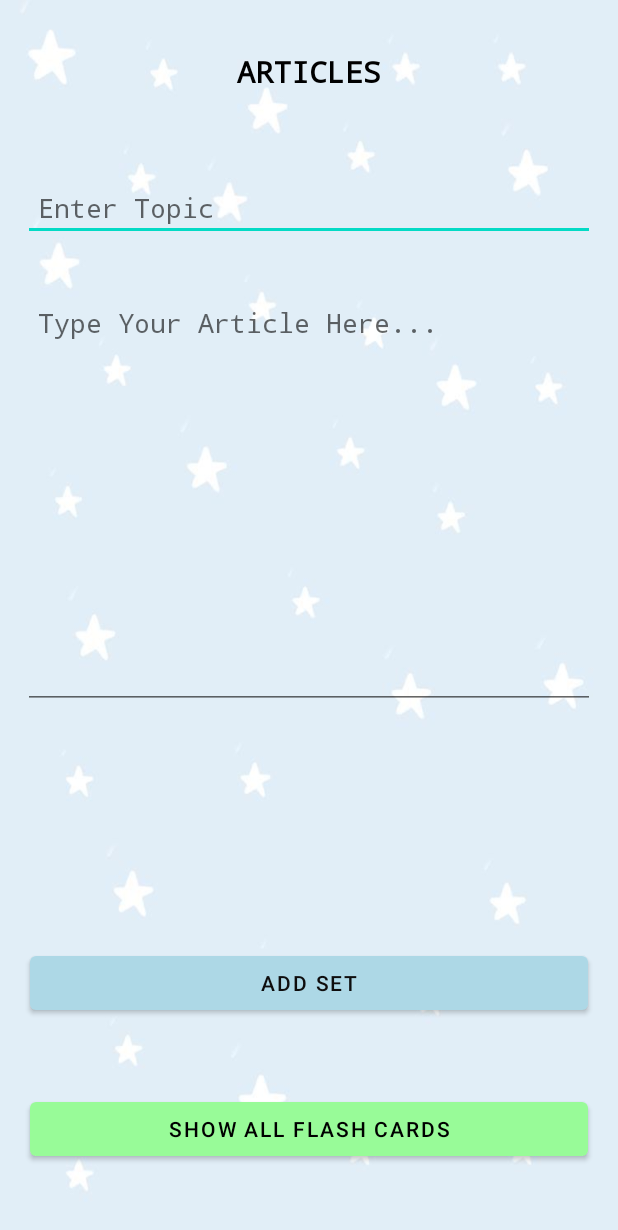
After one commit to pramoda99/White-Light-Health-Service, an Android app: the layout activity_add_article_main.xml on its own in the app's theme, with its tools: preview values and no code run, on a phone screen of 412 x 824 dp. The commit adds this screen. Shown: the top 1230 px of the screen. Run offline under Robolectric (Android 15) with nearby library versions, the phone set to English and light mode, and no system bars.

Commit message:
update add article page

```diff
--- a/app/src/main/java/com/example/study_with_teddy/GFlashCardsMain.java
+++ b/app/src/main/java/com/example/study_with_teddy/GFlashCardsMain.java
@@ -29,7 +29,7 @@ public class GFlashCardsMain extends AppCompatActivity {
     @Override
     protected void onCreate(Bundle savedInstanceState) {
         super.onCreate(savedInstanceState);
-        setContentView(R.layout.activity_cflash_cards_main);
+        setContentView(R.layout.activity_add_article_main);
 
         mTitle = findViewById(R.id.edit_title);
         mDesc = findViewById(R.id.edit_desc);
--- /dev/null
+++ b/app/src/main/res/layout/activity_add_article_main.xml
@@ -0,0 +1,92 @@
+<?xml version="1.0" encoding="utf-8"?>
+<androidx.constraintlayout.widget.ConstraintLayout xmlns:android="http://schemas.android.com/apk/res/android"
+    xmlns:app="http://schemas.android.com/apk/res-auto"
+    xmlns:tools="http://schemas.android.com/tools"
+    android:layout_width="match_parent"
+    android:layout_height="match_parent"
+    android:background="@drawable/wallpapernew"
+    tools:context=".CFlashCardsMain">
+
+
+    <EditText
+        android:id="@+id/edit_title"
+        android:layout_width="0dp"
+        android:layout_height="wrap_content"
+        android:layout_marginHorizontal="15dp"
+        android:layout_marginTop="116dp"
+        android:ems="10"
+        android:fontFamily="monospace"
+        android:hint="Enter Topic"
+        android:inputType="textPersonName"
+        android:padding="10dp"
+        android:textColor="@color/black"
+        app:layout_constraintEnd_toEndOf="parent"
+        app:layout_constraintHorizontal_bias="0.448"
+        app:layout_constraintStart_toStartOf="parent"
+        app:layout_constraintTop_toTopOf="parent" />
+
+    <EditText
+        android:id="@+id/edit_desc"
+        android:layout_width="0dp"
+        android:layout_height="280dp"
+        android:layout_marginHorizontal="15dp"
+        android:layout_marginTop="32dp"
+        android:ems="10"
+        android:fontFamily="monospace"
+        android:gravity="start"
+        android:hint="Type Your Article Here..."
+        android:inputType="textMultiLine"
+        android:padding="10dp"
+        android:textColor="@color/black"
+        app:layout_constraintEnd_toEndOf="parent"
+        app:layout_constraintHorizontal_bias="0.689"
+        app:layout_constraintStart_toStartOf="parent"
+        app:layout_constraintTop_toBottomOf="@+id/edit_title" />
+
+    <Button
+        android:id="@+id/save_btn"
+        android:layout_width="0dp"
+        android:layout_height="wrap_content"
+        android:layout_marginHorizontal="20dp"
+        android:layout_marginBottom="49dp"
+        android:fontFamily="sans-serif-medium"
+        android:text="@string/save_btn"
+        android:textColor="#0E0D0D"
+        app:backgroundTint="@color/cuteblue"
+        app:layout_constraintBottom_toTopOf="@+id/showall_btn"
+        app:layout_constraintEnd_toEndOf="parent"
+        app:layout_constraintHorizontal_bias="0.375"
+        app:layout_constraintStart_toStartOf="parent" />
+
+    <Button
+        android:id="@+id/showall_btn"
+        android:layout_width="0dp"
+        android:layout_height="wrap_content"
+        android:layout_marginHorizontal="20dp"
+        android:layout_marginBottom="47dp"
+        android:text="@string/showall_btn"
+        android:textColor="#000"
+        app:backgroundTint="@color/green"
+        app:layout_constraintBottom_toBottomOf="parent"
+        app:layout_constraintEnd_toEndOf="parent"
+        app:layout_constraintStart_toStartOf="parent" />
+
+    <TextView
+        android:id="@+id/textViewP2"
+        android:layout_width="0dp"
+        android:layout_height="wrap_content"
+        android:fontFamily="monospace"
+        android:gravity="center"
+        android:text="@string/textView"
+        android:textAlignment="center"
+        android:textColor="@color/black"
+        android:textSize="20sp"
+        android:textStyle="bold"
+        app:layout_constraintBottom_toBottomOf="parent"
+        app:layout_constraintEnd_toEndOf="parent"
+        app:layout_constraintHorizontal_bias="0.0"
+        app:layout_constraintStart_toStartOf="parent"
+        app:layout_constraintTop_toTopOf="parent"
+        app:layout_constraintVertical_bias="0.043" />
+
+</androidx.constraintlayout.widget.ConstraintLayout>
--- a/app/src/main/res/values/strings.xml
+++ b/app/src/main/res/values/strings.xml
@@ -16,7 +16,7 @@
     <string name="desc_text">Description</string>
 
 
-    <string name="textView">FLASH CARDS</string>
+    <string name="textView">ARTICLES</string>
     <string name="save_btn">ADD SET</string>
     <string name="showall_btn">SHOW ALL FLASH CARDS</string>
 
```
